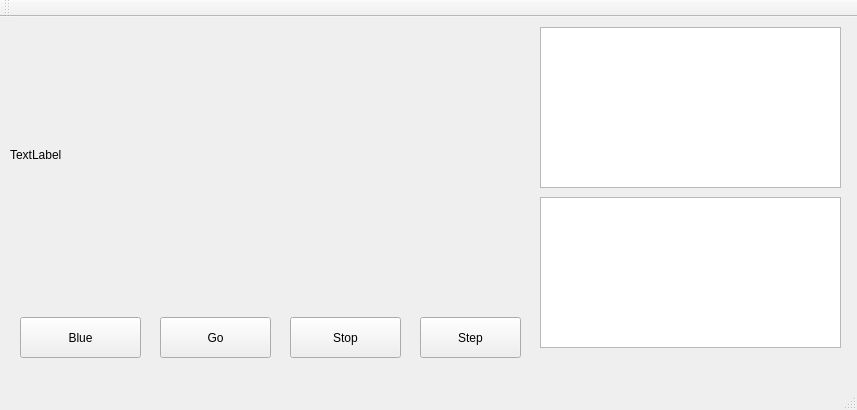
Qt form mainwindow.ui (leshchevds/emulatorPDP11) before a commit.
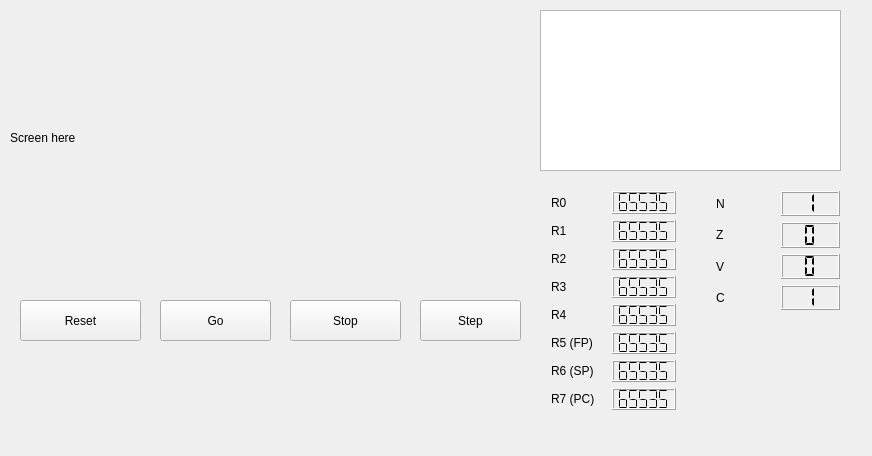
The same form after that commit.

Commit message: Run(), Step(), Stop(), Reset(), registers and more

Diff of the .ui file:
```diff
--- a/mainwindow.ui
+++ b/mainwindow.ui
@@ -6,8 +6,8 @@
    <rect>
     <x>0</x>
     <y>0</y>
-    <width>857</width>
-    <height>410</height>
+    <width>872</width>
+    <height>456</height>
    </rect>
   </property>
   <property name="windowTitle">
@@ -24,7 +24,7 @@
      </rect>
     </property>
     <property name="text">
-     <string>Blue</string>
+     <string>Reset</string>
     </property>
    </widget>
    <widget class="QLabel" name="label">
@@ -37,7 +37,7 @@
      </rect>
     </property>
     <property name="text">
-     <string>TextLabel</string>
+     <string>Screen here</string>
     </property>
    </widget>
    <widget class="QListView" name="listView">
@@ -50,17 +50,7 @@
      </rect>
     </property>
    </widget>
-   <widget class="QTableView" name="tableView_2">
-    <property name="geometry">
-     <rect>
-      <x>540</x>
-      <y>180</y>
-      <width>301</width>
-      <height>151</height>
-     </rect>
-    </property>
-   </widget>
-   <widget class="QPushButton" name="pushButton_2">
+   <widget class="QPushButton" name="GoButton">
     <property name="geometry">
      <rect>
       <x>160</x>
@@ -99,26 +89,261 @@
      <string>Step</string>
     </property>
    </widget>
+   <widget class="QWidget" name="horizontalLayoutWidget_2">
+    <property name="geometry">
+     <rect>
+      <x>540</x>
+      <y>180</y>
+      <width>311</width>
+      <height>241</height>
+     </rect>
+    </property>
+    <layout class="QHBoxLayout" name="horizontalLayout_2">
+     <property name="spacing">
+      <number>40</number>
+     </property>
+     <item>
+      <layout class="QGridLayout" name="gridLayout_2">
+       <item row="0" column="0">
+        <widget class="QLabel" name="label_2">
+         <property name="text">
+          <string>R0</string>
+         </property>
+        </widget>
+       </item>
+       <item row="3" column="0">
+        <widget class="QLabel" name="label_5">
+         <property name="text">
+          <string>R3</string>
+         </property>
+        </widget>
+       </item>
+       <item row="1" column="0">
+        <widget class="QLabel" name="label_3">
+         <property name="text">
+          <string>R1</string>
+         </property>
+        </widget>
+       </item>
+       <item row="2" column="0">
+        <widget class="QLabel" name="label_4">
+         <property name="text">
+          <string>R2</string>
+         </property>
+        </widget>
+       </item>
+       <item row="4" column="0">
+        <widget class="QLabel" name="label_6">
+         <property name="text">
+          <string>R4</string>
+         </property>
+        </widget>
+       </item>
+       <item row="5" column="0">
+        <widget class="QLabel" name="label_7">
+         <property name="text">
+          <string>R5 (FP)</string>
+         </property>
+        </widget>
+       </item>
+       <item row="6" column="0">
+        <widget class="QLabel" name="label_8">
+         <property name="text">
+          <string>R6 (SP)</string>
+         </property>
+        </widget>
+       </item>
+       <item row="0" column="1">
+        <widget class="QLCDNumber" name="R0_LCD">
+         <property name="segmentStyle">
+          <enum>QLCDNumber::Flat</enum>
+         </property>
+         <property name="value" stdset="0">
+          <double>65535.000000000000000</double>
+         </property>
+        </widget>
+       </item>
+       <item row="7" column="0">
+        <widget class="QLabel" name="label_9">
+         <property name="text">
+          <string>R7 (PC)</string>
+         </property>
+        </widget>
+       </item>
+       <item row="4" column="1">
+        <widget class="QLCDNumber" name="R4_LCD">
+         <property name="segmentStyle">
+          <enum>QLCDNumber::Flat</enum>
+         </property>
+         <property name="value" stdset="0">
+          <double>65535.000000000000000</double>
+         </property>
+        </widget>
+       </item>
+       <item row="1" column="1">
+        <widget class="QLCDNumber" name="R1_LCD">
+         <property name="segmentStyle">
+          <enum>QLCDNumber::Flat</enum>
+         </property>
+         <property name="value" stdset="0">
+          <double>65535.000000000000000</double>
+         </property>
+        </widget>
+       </item>
+       <item row="2" column="1">
+        <widget class="QLCDNumber" name="R2_LCD">
+         <property name="segmentStyle">
+          <enum>QLCDNumber::Flat</enum>
+         </property>
+         <property name="value" stdset="0">
+          <double>65535.000000000000000</double>
+         </property>
+        </widget>
+       </item>
+       <item row="3" column="1">
+        <widget class="QLCDNumber" name="R3_LCD">
+         <property name="segmentStyle">
+          <enum>QLCDNumber::Flat</enum>
+         </property>
+         <property name="value" stdset="0">
+          <double>65535.000000000000000</double>
+         </property>
+        </widget>
+       </item>
+       <item row="5" column="1">
+        <widget class="QLCDNumber" name="R5_LCD">
+         <property name="segmentStyle">
+          <enum>QLCDNumber::Flat</enum>
+         </property>
+         <property name="value" stdset="0">
+          <double>65535.000000000000000</double>
+         </property>
+        </widget>
+       </item>
+       <item row="6" column="1">
+        <widget class="QLCDNumber" name="R6_LCD">
+         <property name="segmentStyle">
+          <enum>QLCDNumber::Flat</enum>
+         </property>
+         <property name="value" stdset="0">
+          <double>65535.000000000000000</double>
+         </property>
+        </widget>
+       </item>
+       <item row="7" column="1">
+        <widget class="QLCDNumber" name="R7_LCD">
+         <property name="segmentStyle">
+          <enum>QLCDNumber::Flat</enum>
+         </property>
+         <property name="value" stdset="0">
+          <double>65535.000000000000000</double>
+         </property>
+        </widget>
+       </item>
+      </layout>
+     </item>
+     <item>
+      <layout class="QGridLayout" name="gridLayout_4" rowstretch="0,0,0,0">
+       <property name="bottomMargin">
+        <number>100</number>
+       </property>
+       <item row="0" column="0">
+        <widget class="QLabel" name="label_10">
+         <property name="text">
+          <string>N</string>
+         </property>
+        </widget>
+       </item>
+       <item row="2" column="0">
+        <widget class="QLabel" name="label_12">
+         <property name="text">
+          <string>V</string>
+         </property>
+        </widget>
+       </item>
+       <item row="1" column="0">
+        <widget class="QLabel" name="label_11">
+         <property name="text">
+          <string>Z</string>
+         </property>
+        </widget>
+       </item>
+       <item row="3" column="0">
+        <widget class="QLabel" name="label_15">
+         <property name="text">
+          <string>C</string>
+         </property>
+        </widget>
+       </item>
+       <item row="1" column="1">
+        <widget class="QLCDNumber" name="ZFlagLCD">
+         <property name="digitCount">
+          <number>1</number>
+         </property>
+         <property name="segmentStyle">
+          <enum>QLCDNumber::Flat</enum>
+         </property>
+         <property name="value" stdset="0">
+          <double>0.000000000000000</double>
+         </property>
+         <property name="intValue" stdset="0">
+          <number>0</number>
+         </property>
+        </widget>
+       </item>
+       <item row="2" column="1">
+        <widget class="QLCDNumber" name="VFlagLCD">
+         <property name="digitCount">
+          <number>1</number>
+         </property>
+         <property name="segmentStyle">
+          <enum>QLCDNumber::Flat</enum>
+         </property>
+         <property name="value" stdset="0">
+          <double>0.000000000000000</double>
+         </property>
+         <property name="intValue" stdset="0">
+          <number>0</number>
+         </property>
+        </widget>
+       </item>
+       <item row="3" column="1">
+        <widget class="QLCDNumber" name="CFlagLCD">
+         <property name="digitCount">
+          <number>1</number>
+         </property>
+         <property name="segmentStyle">
+          <enum>QLCDNumber::Flat</enum>
+         </property>
+         <property name="value" stdset="0">
+          <double>1.000000000000000</double>
+         </property>
+         <property name="intValue" stdset="0">
+          <number>1</number>
+         </property>
+        </widget>
+       </item>
+       <item row="0" column="1">
+        <widget class="QLCDNumber" name="NFlagLCD">
+         <property name="digitCount">
+          <number>1</number>
+         </property>
+         <property name="segmentStyle">
+          <enum>QLCDNumber::Flat</enum>
+         </property>
+         <property name="value" stdset="0">
+          <double>1.000000000000000</double>
+         </property>
+         <property name="intValue" stdset="0">
+          <number>1</number>
+         </property>
+        </widget>
+       </item>
+      </layout>
+     </item>
+    </layout>
+   </widget>
   </widget>
-  <widget class="QMenuBar" name="menuBar">
-   <property name="geometry">
-    <rect>
-     <x>0</x>
-     <y>0</y>
-     <width>857</width>
-     <height>21</height>
-    </rect>
-   </property>
-  </widget>
-  <widget class="QToolBar" name="mainToolBar">
-   <attribute name="toolBarArea">
-    <enum>TopToolBarArea</enum>
-   </attribute>
-   <attribute name="toolBarBreak">
-    <bool>false</bool>
-   </attribute>
-  </widget>
-  <widget class="QStatusBar" name="statusBar"/>
  </widget>
  <layoutdefault spacing="6" margin="11"/>
  <resources/>
```
Left out of the diff: 10 changed lines with no effect on the pictures. The commit also changes 6 other files.
